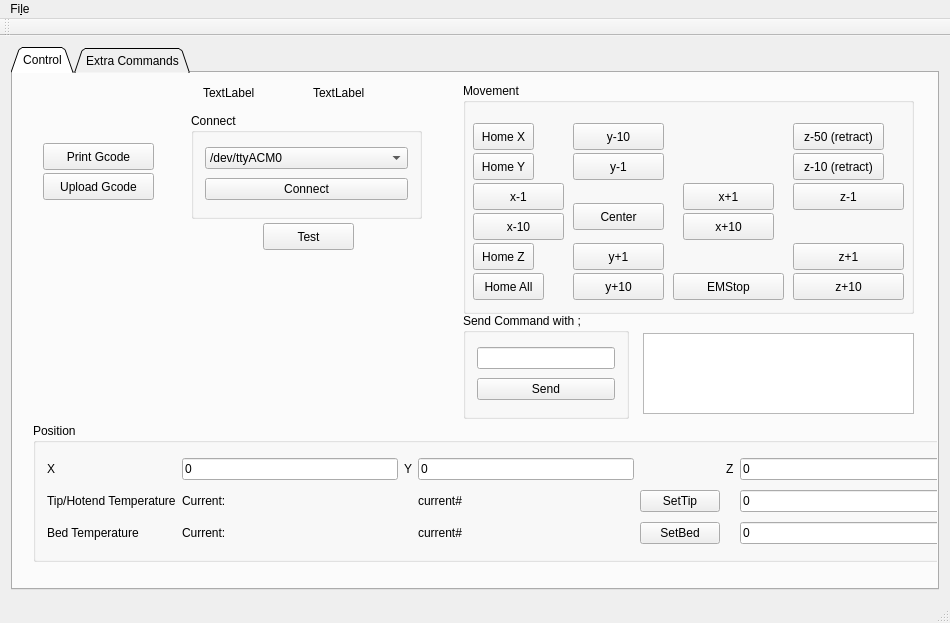
Old version of the form mainwindow.ui in the repository netpipe/QPrint3D.
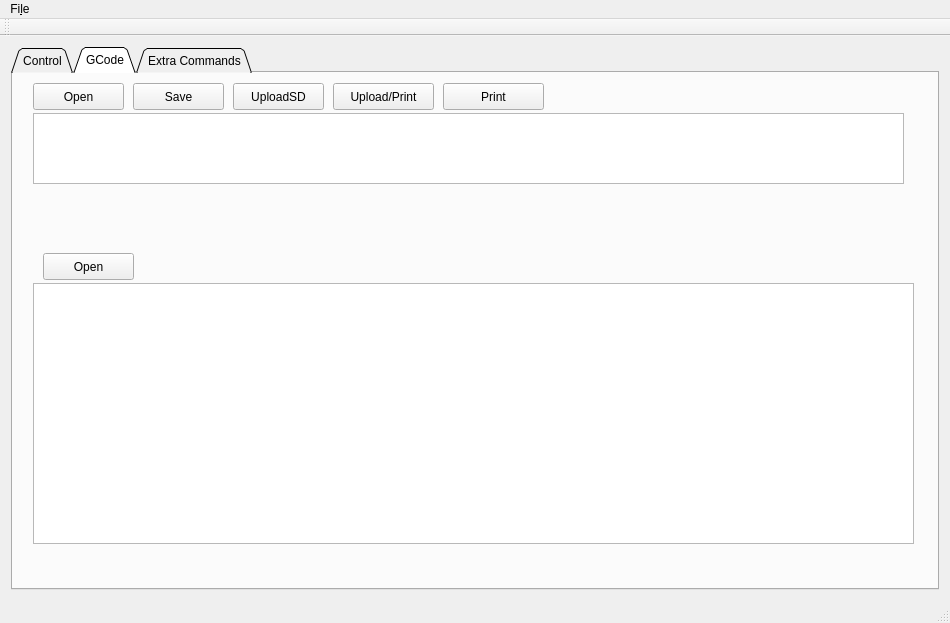
New version of the form.

```diff
--- a/mainwindow.ui
+++ b/mainwindow.ui
@@ -21,7 +21,7 @@
        <enum>QTabWidget::Triangular</enum>
       </property>
       <property name="currentIndex">
-       <number>0</number>
+       <number>1</number>
       </property>
       <widget class="QWidget" name="tab">
        <attribute name="title">
@@ -544,6 +544,148 @@
           </widget>
          </item>
         </layout>
+       </widget>
+       <widget class="QPushButton" name="pausebtn">
+        <property name="geometry">
+         <rect>
+          <x>40</x>
+          <y>210</y>
+          <width>111</width>
+          <height>27</height>
+         </rect>
+        </property>
+        <property name="text">
+         <string>Pause M226</string>
+        </property>
+       </widget>
+       <widget class="QPushButton" name="pauseSDbtn">
+        <property name="geometry">
+         <rect>
+          <x>180</x>
+          <y>210</y>
+          <width>121</width>
+          <height>27</height>
+         </rect>
+        </property>
+        <property name="text">
+         <string>PauseSD M24</string>
+        </property>
+       </widget>
+       <widget class="QPushButton" name="pauseSDbtn_2">
+        <property name="geometry">
+         <rect>
+          <x>180</x>
+          <y>240</y>
+          <width>121</width>
+          <height>27</height>
+         </rect>
+        </property>
+        <property name="text">
+         <string>ResumeSD M25</string>
+        </property>
+       </widget>
+      </widget>
+      <widget class="QWidget" name="tab_3">
+       <attribute name="title">
+        <string>GCode</string>
+       </attribute>
+       <widget class="QListView" name="listView_2">
+        <property name="geometry">
+         <rect>
+          <x>20</x>
+          <y>40</y>
+          <width>871</width>
+          <height>71</height>
+         </rect>
+        </property>
+       </widget>
+       <widget class="QPushButton" name="pushButton_3">
+        <property name="geometry">
+         <rect>
+          <x>20</x>
+          <y>10</y>
+          <width>91</width>
+          <height>27</height>
+         </rect>
+        </property>
+        <property name="text">
+         <string>Open</string>
+        </property>
+       </widget>
+       <widget class="QPushButton" name="pushButton_4">
+        <property name="geometry">
+         <rect>
+          <x>120</x>
+          <y>10</y>
+          <width>91</width>
+          <height>27</height>
+         </rect>
+        </property>
+        <property name="text">
+         <string>Save</string>
+        </property>
+       </widget>
+       <widget class="QPushButton" name="uploadsdbtn">
+        <property name="geometry">
+         <rect>
+          <x>220</x>
+          <y>10</y>
+          <width>91</width>
+          <height>27</height>
+         </rect>
+        </property>
+        <property name="text">
+         <string>UploadSD</string>
+        </property>
+       </widget>
+       <widget class="QPushButton" name="uploadprintbtn">
+        <property name="geometry">
+         <rect>
+          <x>320</x>
+          <y>10</y>
+          <width>101</width>
+          <height>27</height>
+         </rect>
+        </property>
+        <property name="text">
+         <string>Upload/Print</string>
+        </property>
+       </widget>
+       <widget class="QPushButton" name="pushButton_11">
+        <property name="geometry">
+         <rect>
+          <x>430</x>
+          <y>10</y>
+          <width>101</width>
+          <height>27</height>
+         </rect>
+        </property>
+        <property name="text">
+         <string>Print</string>
+        </property>
+       </widget>
+       <widget class="QPushButton" name="opengcodebtn">
+        <property name="geometry">
+         <rect>
+          <x>30</x>
+          <y>180</y>
+          <width>91</width>
+          <height>27</height>
+         </rect>
+        </property>
+        <property name="text">
+         <string>Open</string>
+        </property>
+       </widget>
+       <widget class="QTextEdit" name="textBrowser">
+        <property name="geometry">
+         <rect>
+          <x>20</x>
+          <y>210</y>
+          <width>881</width>
+          <height>261</height>
+         </rect>
+        </property>
        </widget>
       </widget>
       <widget class="QWidget" name="tab_2">
```
